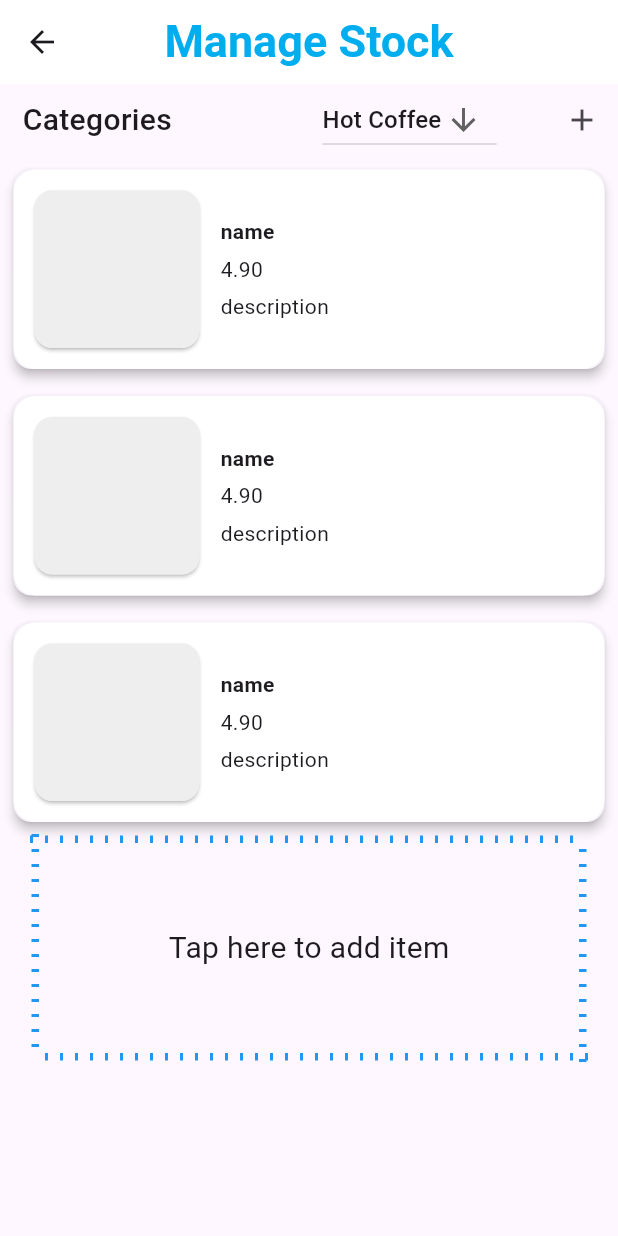
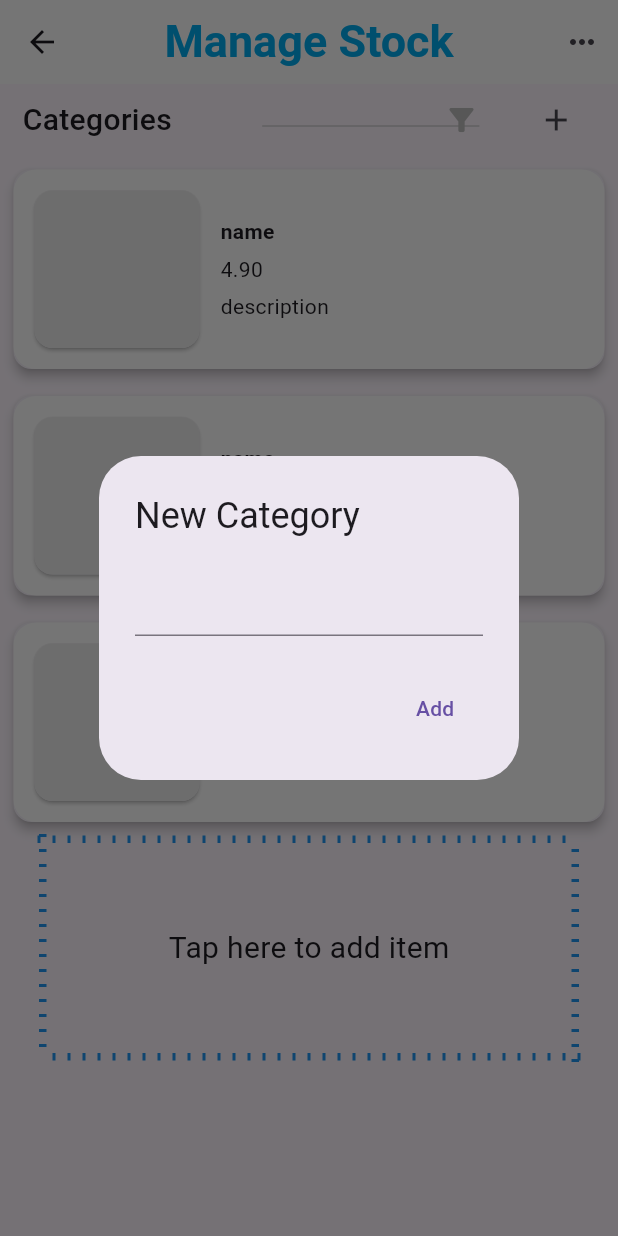
Before and after one commit to webby813/fypmerchant, a Flutter app: the ManageStockMobile screen opened directly, after a tap on the "add" icon, on a phone screen of 412 x 824 dp. Run offline on Flutter 3.47's test engine with Material 3 defaults, Android fonts, the phone set to English and light mode, and no system bars; our stand-ins replace cloud_firestore, firebase_core, firebase_database, firebase_storage, shared_preferences, syncfusion_flutter_charts; accounts and stored records are empty; generated files the repository leaves out were written again.

Commit message:
[30] Add, update and delete category on both Tablet and Mobile

```diff
--- a/lib/Components/menu_widget.dart
+++ b/lib/Components/menu_widget.dart
@@ -92,7 +92,8 @@ class MenuWidget {
 
     showMenu(
       context: context,
-      position: RelativeRect.fromLTRB(target.dx, target.dy, target.dx, target.dy),
+      position: RelativeRect.fromLTRB(MediaQuery.of(context).size.width, 0, MediaQuery.of(context).size.width, 0),
+
       items: [
         const PopupMenuItem(
           value: 'update',
--- a/lib/Responsive/Mobile/ManageTabsMobile/stock_manage_mobile.dart
+++ b/lib/Responsive/Mobile/ManageTabsMobile/stock_manage_mobile.dart
@@ -2,7 +2,12 @@ import 'package:flutter/material.dart';
 import '../../../Color/color.dart';
 import '../../../Components/alertDialog_widget.dart';
 import '../../../Components/container_widget.dart';
+import '../../../Components/menu_widget.dart';
 import '../../../Components/textTitle_widget.dart';
+import '../../../Firebase/create_data.dart';
+import '../../../Firebase/delete_data.dart';
+import '../../../Firebase/retrieve_data.dart';
+import '../../../Firebase/update_data.dart';
 
 class ManageStockMobile extends StatefulWidget {
   const ManageStockMobile({Key? key}) : super(key: key);
@@ -12,8 +17,27 @@ class ManageStockMobile extends StatefulWidget {
 }
 
 class _ManageStockMobileState extends State<ManageStockMobile> {
-  List<String> list = <String>["Hot Coffee", "ColdCoffee", "Pastries"];
-  String dropdownValue = "Hot Coffee";
+  final List<String> categories = [];
+  String selectedCategory = "";
+
+  TextEditingController newCategory = TextEditingController();
+
+  void _updateCategories(List<String> retrievedCategories) {
+    setState(() {
+      categories.clear();
+      categories.addAll(retrievedCategories);
+      if (!categories.contains(selectedCategory) && categories.isNotEmpty) {
+        selectedCategory = categories[0];
+      }
+    });
+  }
+
+  void initState() {
+    super.initState();
+    RetrieveData().retrieveCategories().then((retrievedCategories) {
+      _updateCategories(retrievedCategories);
+    });
+  }
 
   @override
   Widget build(BuildContext context) {
@@ -22,6 +46,39 @@ class _ManageStockMobileState extends State<ManageStockMobile> {
         centerTitle: true,
         backgroundColor: CustomColors.defaultWhite,
         title: AppBarWidget.bartext("Manage Stock"),
+        actions: [
+          IconButton(
+            onPressed: () {
+              MenuWidget(
+                onUpdateCategory: (newCategoryId) {
+                  UpdateData().updateCategory(
+                    context,
+                    selectedCategory,
+                    newCategoryId,
+                        () {
+                      RetrieveData().retrieveCategories().then((retrievedCategories) {
+                        _updateCategories(retrievedCategories);
+                      });
+                    },
+                  );
+                },
+                onDeleteCategory: (categoryToDelete) {
+                  DeleteData().deleteCategory(
+                    context,
+                    categoryToDelete,
+                        () {
+                      RetrieveData().retrieveCategories().then((retrievedCategories) {
+                        _updateCategories(retrievedCategories);
+                      });
+                    },
+                  );
+                },
+              ).categoryActionMenu(context, selectedCategory);
+            },
+            icon: Icon(Icons.more_horiz),
+          )
+
+        ],
       ),
       body: SingleChildScrollView(
         child: Column(
@@ -44,20 +101,21 @@ class _ManageStockMobileState extends State<ManageStockMobile> {
                 Expanded(
                   flex: 2,
                   child: Container(
-                    padding: const EdgeInsets.symmetric(horizontal: 33),
+                    padding: EdgeInsets.symmetric(horizontal: 10), // Adjust padding as needed
                     child: DropdownButton<String>(
-                      value: dropdownValue,
-                      icon: const Icon(Icons.arrow_downward),
+                      isExpanded: true, // Allow the dropdown button to expand to fit its parent
+                      value: selectedCategory,
+                      icon: const Icon(Icons.filter_alt),
                       iconSize: 24,
                       elevation: 16,
                       onChanged: (String? value) {
                         if (value != null) {
                           setState(() {
-                            dropdownValue = value;
+                            selectedCategory = value;
                           });
                         }
                       },
-                      items: list.map<DropdownMenuItem<String>>((String value) {
+                      items: categories.map<DropdownMenuItem<String>>((String value) {
                         return DropdownMenuItem<String>(
                           value: value,
                           child: Text(value),
@@ -66,11 +124,40 @@ class _ManageStockMobileState extends State<ManageStockMobile> {
                     ),
                   ),
                 ),
+
                 Expanded(
-                  flex: 0,
                   child: IconButton(
                     icon: const Icon(Icons.add),
-                    onPressed: () {},
+                    onPressed: () {
+                      showDialog(
+                        context: context,
+                        builder: (BuildContext context) {
+                          return AlertDialog(
+                            title: const Text('New Category'),
+                            content: Form(
+                              child: TextFormField(
+                                controller: newCategory,
+                              ),
+                            ),
+                            actions: <Widget>[
+                              TextButton(
+                                onPressed: () {
+                                  CreateData().createCategory(context, newCategory.text, newCategory, () {
+                                    setState(() {
+                                      categories.clear();
+                                      RetrieveData().retrieveCategories().then((retrievedCategories) {
+                                        _updateCategories(retrievedCategories);
+                                      });
+                                    });
+                                  });
+                                },
+                                child: const Text("Add"),
+                              ),
+                            ],
+                          );
+                        },
+                      );
+                    },
                   ),
                 )
               ],
@@ -80,7 +167,7 @@ class _ManageStockMobileState extends State<ManageStockMobile> {
             const StockItemCardOnMobile(name: "name", price: 4.90, description: "description"),
 
             Container(
-              width: 370,
+              width: 360,
               height: 150,
               color: Colors.transparent,
               child: GestureDetector(
--- a/lib/Responsive/Tablet/ManageTabsTablet/ManageStock/stock_manage_tablet.dart
+++ b/lib/Responsive/Tablet/ManageTabsTablet/ManageStock/stock_manage_tablet.dart
@@ -21,14 +21,21 @@ class _ManageStockPageState extends State<ManageStockPage> {
   String selectedCategory = "";
 
   TextEditingController newCategory = TextEditingController();
+  void _updateCategories(List<String> retrievedCategories) {
+    setState(() {
+      categories.clear();
+      categories.addAll(retrievedCategories);
+      if (!categories.contains(selectedCategory) && categories.isNotEmpty) {
+        selectedCategory = categories[0];
+      }
+    });
+  }
 
   @override
-  void initState(){
+  void initState() {
     super.initState();
     RetrieveData().retrieveCategories().then((retrievedCategories) {
-      setState(() {
-        categories.addAll(retrievedCategories);
-      });
+      _updateCategories(retrievedCategories);
     });
   }
 
@@ -98,9 +105,7 @@ class _ManageStockPageState extends State<ManageStockPage> {
                                       setState(() {
                                         categories.clear();
                                         RetrieveData().retrieveCategories().then((retrievedCategories) {
-                                          setState(() {
-                                            categories.addAll(retrievedCategories);
-                                          });
+                                          _updateCategories(retrievedCategories);
                                         });
                                       });
                                     });
@@ -136,10 +141,7 @@ class _ManageStockPageState extends State<ManageStockPage> {
                                     newCategoryId,
                                         () {
                                       RetrieveData().retrieveCategories().then((retrievedCategories) {
-                                        setState(() {
-                                          categories.clear();
-                                          categories.addAll(retrievedCategories);
-                                        });
+                                        _updateCategories(retrievedCategories);
                                       });
                                     },
                                   );
@@ -150,10 +152,7 @@ class _ManageStockPageState extends State<ManageStockPage> {
                                     categoryToDelete,
                                         () {
                                       RetrieveData().retrieveCategories().then((retrievedCategories) {
-                                        setState(() {
-                                          categories.clear();
-                                          categories.addAll(retrievedCategories);
-                                        });
+                                        _updateCategories(retrievedCategories);
                                       });
                                     },
                                   );
@@ -228,15 +227,15 @@ class _MainAreaStockManageState extends State<MainAreaStockManage> {
 
   @override
   Widget build(BuildContext context) {
-    return const Scaffold(
+    return Scaffold(
       backgroundColor: CustomColors.defaultWhite,
       body: SingleChildScrollView(
           child: Column(
             children: [
               ///Widget in container_widget.dart, StockItemCard
-              StockItemCardOnTablet(name: "name", price: 4.90, description: "description"),
-              StockItemCardOnTablet(name: "name", price: 4.90, description: "description"),
-              StockItemCardOnTablet(name: "name", price: 4.90, description: "description"),
+              StockItemCardOnTablet(name: "name", price: 4.90, description: "description", category: widget.category,),
+              StockItemCardOnTablet(name: "name", price: 4.90, description: "description", category: widget.category,),
+              StockItemCardOnTablet(name: "name", price: 4.90, description: "description", category: widget.category,),
             ],
           )
       ),
@@ -250,12 +249,14 @@ class StockItemCardOnTablet extends StatefulWidget {
   final String name;
   final double price;
   final String description;
+  final String category;
 
   const StockItemCardOnTablet({
     Key? key,
     required this.name,
     required this.price,
     required this.description,
+    required this.category,
   }) : super(key: key);
 
   @override
@@ -284,7 +285,7 @@ class _StockItemCardOnTabletState extends State<StockItemCardOnTablet> {
           ),
         ),
         onDismissed: (direction) {
-          // Implement delete functionality here
+          print(widget.category.toString());
         },
         child: Card(
           elevation: 3,
```
